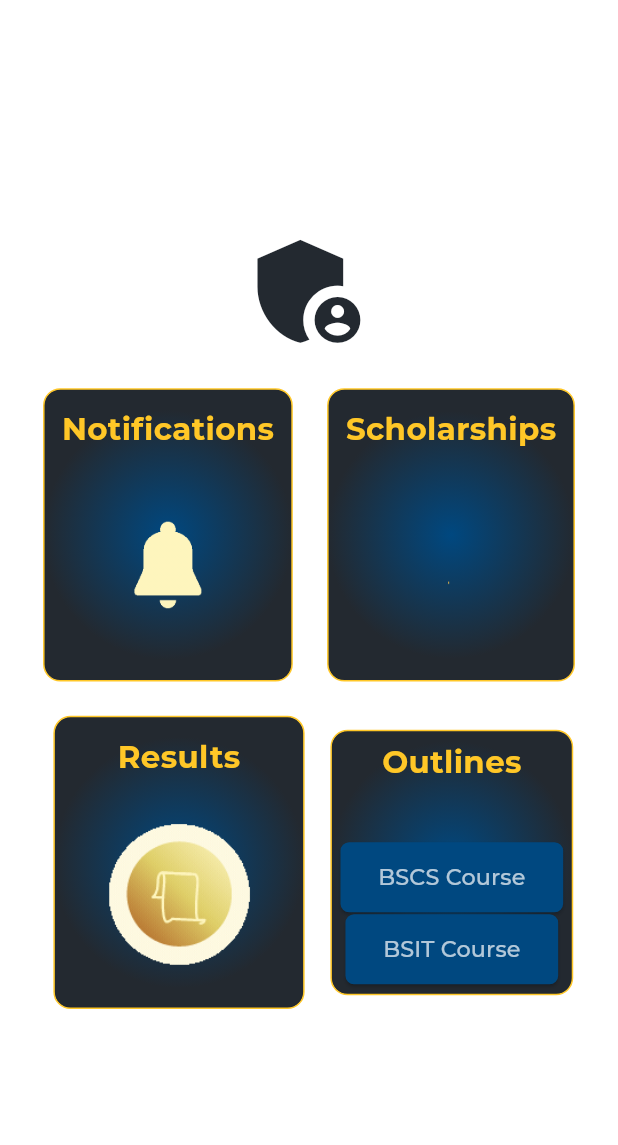
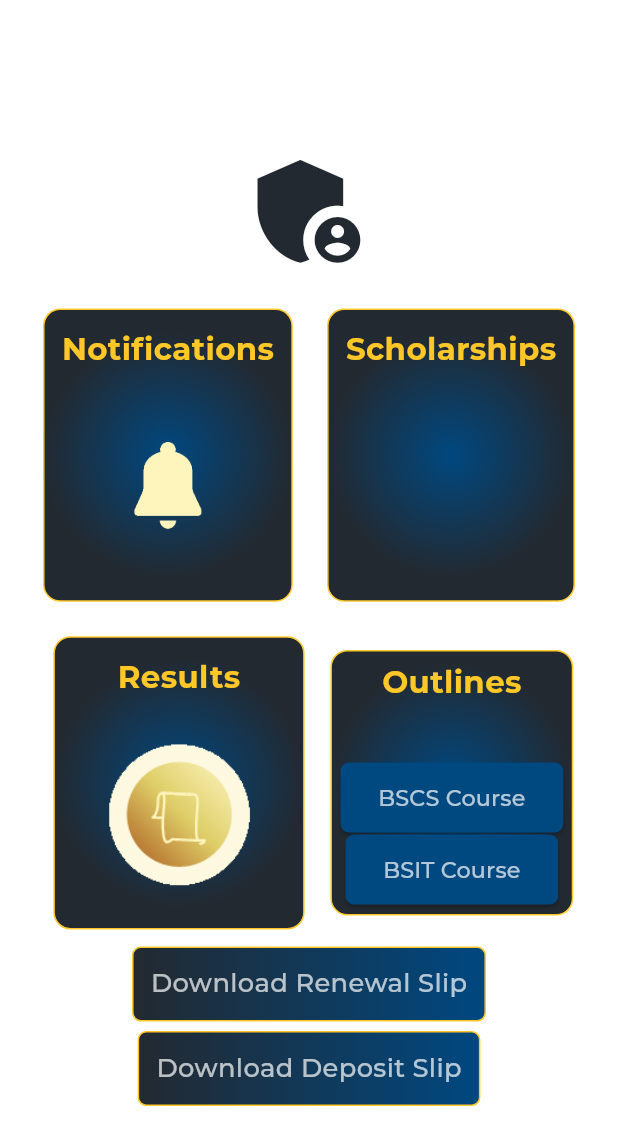
Before and after one commit to Faizan-glitch-os/student_potal_aup, a Flutter app: the screen it shows after launch, on a phone screen of 412 x 824 dp. Shown: the top 1145 px of the screen. Run offline on Flutter 3.47's test engine with Material 3 defaults, Android fonts, the phone set to English and light mode, and no system bars; our stand-ins replace animated_splash_screen, firebase_core, firebase_storage, flutter_screenutil, image_picker, lottie and 2 more; accounts and stored records are empty; project files that could hold a hidden picture were left out.

Commit message:
buttons added for Renewal and Deposit Slips to download

```diff
--- a/lib/screens/main_screen.dart
+++ b/lib/screens/main_screen.dart
@@ -7,6 +7,7 @@ import 'package:student_potal_aup/screens/results_screen.dart';
 import 'package:student_potal_aup/screens/scholarship_screen.dart';
 import 'package:student_potal_aup/widgets/outline_widget.dart';
 import 'package:student_potal_aup/colors.dart';
+import '../widgets/download_receipt_widget.dart';
 import '../widgets/selection_widget.dart';
 import 'notifications_screen.dart';
 
@@ -84,6 +85,15 @@ class MainScreen extends StatelessWidget {
                 const OutlineWidget(),
               ],
             ),
+            const DownloadReceiptWidget(
+              text: 'Download Renewal Slip',
+              address: 'http://175.107.62.210:8080/Admissions/FeeRenewal',
+            ),
+            SizedBox(height: 5.h),
+            const DownloadReceiptWidget(
+              text: 'Download Deposit Slip',
+              address: 'http://portal.aup.edu.pk/Student/FeeReceipt',
+            ),
             // Row(
             //   mainAxisAlignment: MainAxisAlignment.center,
             //   children: [
--- /dev/null
+++ b/lib/widgets/download_receipt_widget.dart
@@ -0,0 +1,39 @@
+import 'package:flutter/material.dart';
+
+import 'package:flutter_screenutil/flutter_screenutil.dart';
+import 'package:url_launcher/url_launcher.dart';
+
+import '../colors.dart';
+
+class DownloadReceiptWidget extends StatelessWidget {
+  const DownloadReceiptWidget(
+      {super.key, required this.text, required this.address});
+
+  final String text;
+  final String address;
+
+  @override
+  Widget build(BuildContext context) {
+    return InkWell(
+      splashColor: golden.withOpacity(.5),
+      borderRadius: BorderRadius.circular(5.r),
+      onTap: () {
+        Uri url = Uri.parse(address);
+        launchUrl(url);
+      },
+      child: Container(
+        padding: EdgeInsets.all(10.r),
+        decoration: BoxDecoration(
+          gradient: const LinearGradient(colors: [darkGrey, darkBlue]),
+          border: Border.all(color: golden),
+          borderRadius: BorderRadius.circular(5.r),
+        ),
+        child: Text(
+          text,
+          style: TextStyle(
+              fontFamily: 'Montserrat', fontSize: 15.sp, color: halfWhite),
+        ),
+      ),
+    );
+  }
+}
```
